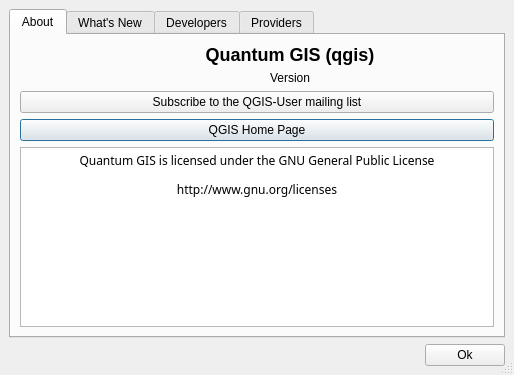
Above: branches/Lib_Refactoring-branch/src/ui/qgsabout.ui from stopa85/Quantum-GIS before the change. Below: the same form after it.
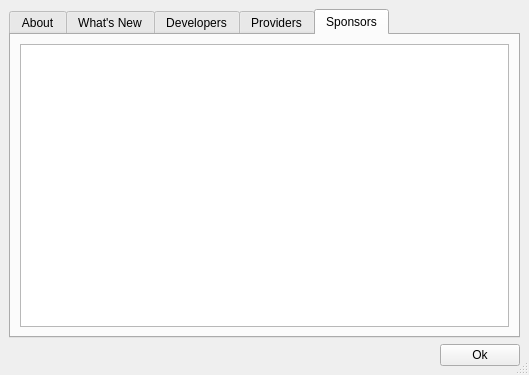
That is the form after the change. The open tabs and pages were chosen to show the change. Icons and pictures are not drawn.

```diff
--- a/branches/Lib_Refactoring-branch/src/ui/qgsabout.ui
+++ b/branches/Lib_Refactoring-branch/src/ui/qgsabout.ui
@@ -8,7 +8,7 @@
    <rect>
     <x>0</x>
     <y>0</y>
-    <width>514</width>
+    <width>529</width>
     <height>375</height>
    </rect>
   </property>
@@ -100,7 +100,11 @@
        <item row="3" column="0" >
         <widget class="QTextEdit" name="lblUrls" >
          <property name="html" >
-          <string>&lt;html>&lt;head>&lt;meta name="qrichtext" content="1" />&lt;/head>&lt;body style=" white-space: pre-wrap; font-family:Arial; font-size:12pt; font-weight:400; font-style:normal; text-decoration:none;">&lt;p align='center' style=" margin-top:12px; margin-bottom:12px; margin-left:0px; margin-right:0px; -qt-block-indent:0; text-indent:0px; font-family:Sans Serif; font-size:9pt;">Quantum GIS is licensed under the GNU General Public License&lt;/p>&lt;p align='center' style=" margin-top:12px; margin-bottom:12px; margin-left:0px; margin-right:0px; -qt-block-indent:0; text-indent:0px; font-family:Sans Serif; font-size:9pt;">http://www.gnu.org/licenses&lt;/p>&lt;/body>&lt;/html></string>
+          <string>&lt;html>&lt;head>&lt;meta name="qrichtext" content="1" />&lt;style type="text/css">
+p, li { white-space: pre-wrap; }
+&lt;/style>&lt;/head>&lt;body style=" font-family:'Arial'; font-size:12pt; font-weight:400; font-style:normal; text-decoration:none;">
+&lt;p align="center" style=" margin-top:12px; margin-bottom:12px; margin-left:0px; margin-right:0px; -qt-block-indent:0; text-indent:0px; font-family:'Sans Serif'; font-size:9pt;">Quantum GIS is licensed under the GNU General Public License&lt;/p>
+&lt;p align="center" style=" margin-top:12px; margin-bottom:12px; margin-left:0px; margin-right:0px; -qt-block-indent:0; text-indent:0px; font-family:'Sans Serif'; font-size:9pt;">http://www.gnu.org/licenses&lt;/p>&lt;/body>&lt;/html></string>
          </property>
         </widget>
        </item>
@@ -247,6 +251,26 @@
        </item>
       </layout>
      </widget>
+     <widget class="QWidget" name="tab_2" >
+      <attribute name="title" >
+       <string>Sponsors</string>
+      </attribute>
+      <layout class="QGridLayout" >
+       <property name="margin" >
+        <number>9</number>
+       </property>
+       <property name="spacing" >
+        <number>6</number>
+       </property>
+       <item row="0" column="0" >
+        <widget class="QTextEdit" name="txtSponsors" >
+         <property name="readOnly" >
+          <bool>true</bool>
+         </property>
+        </widget>
+       </item>
+      </layout>
+     </widget>
     </widget>
    </item>
    <item row="1" column="0" >
```
Left out of the diff: 4 changed lines with no effect on the pictures.
